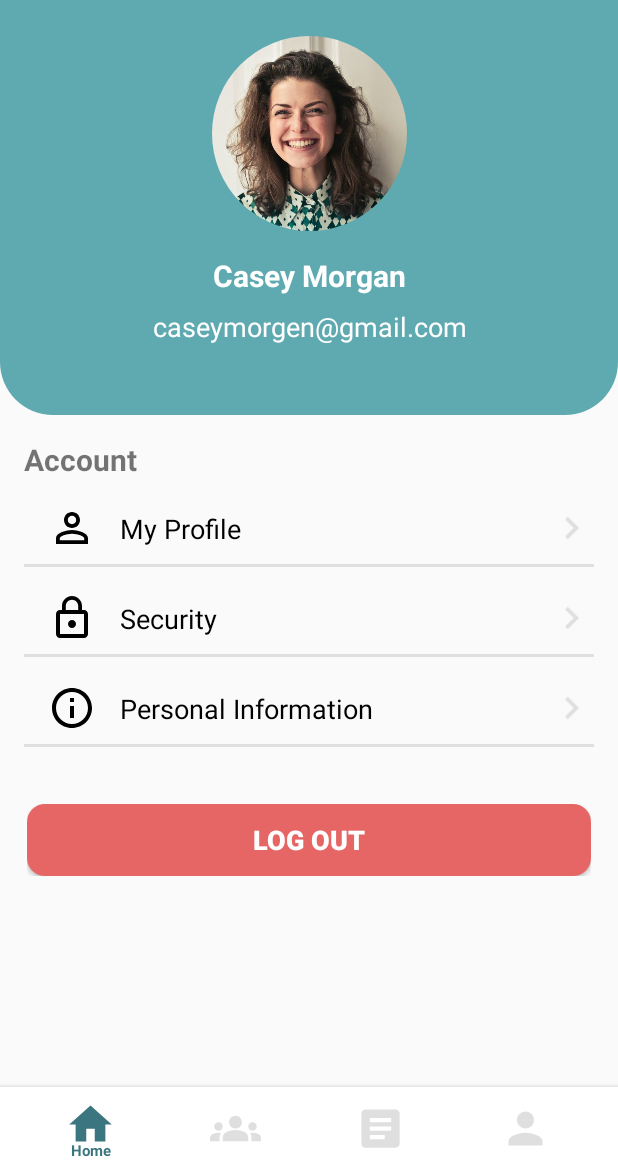
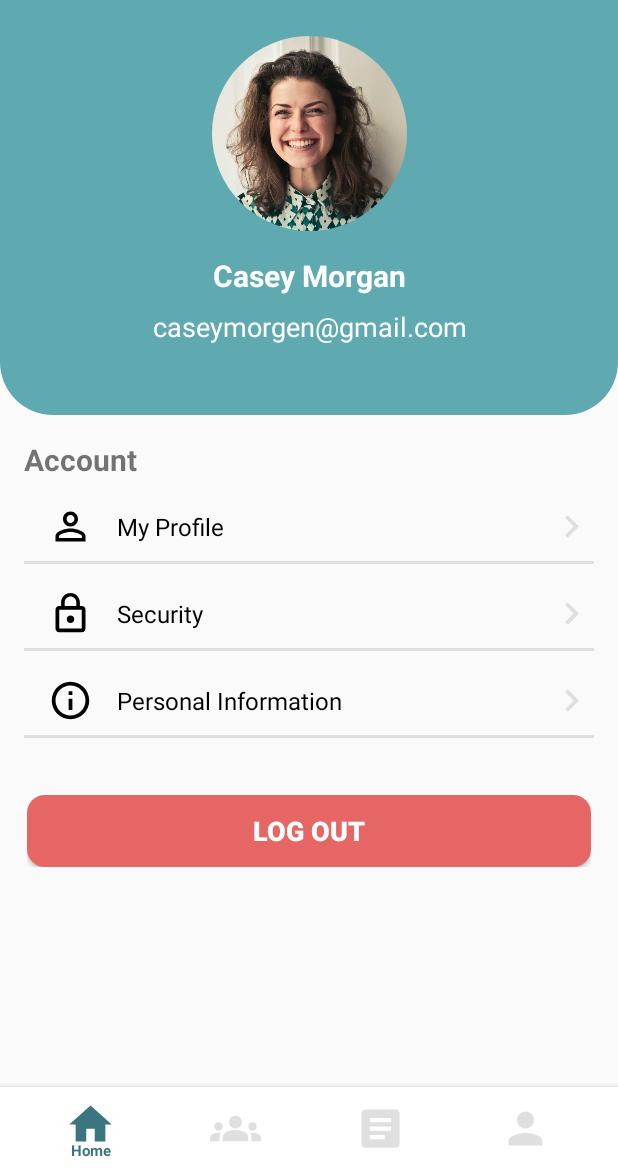
Before and after one commit to rafilahaulia/profile_menu, an Android app: the fragment ProfileFragment placed in its activity, on a phone screen of 412 x 824 dp, the part 65-1236 px from its top. Run offline under Robolectric (Android 15) with nearby library versions, the phone set to English and light mode, and no system bars; our stand-ins replace CircleImageView.

Commit message:
profile det

```diff
--- a/app/src/main/java/com/capstone/crealthapp/MainActivity.kt
+++ b/app/src/main/java/com/capstone/crealthapp/MainActivity.kt
@@ -6,6 +6,7 @@ import androidx.appcompat.app.AppCompatActivity
 import androidx.core.view.ViewCompat
 import androidx.core.view.WindowInsetsCompat
 import androidx.fragment.app.Fragment
+import androidx.fragment.app.FragmentTransaction
 import com.capstone.crealthapp.databinding.ActivityMainBinding
 import com.google.android.material.bottomnavigation.BottomNavigationView
 
@@ -36,11 +37,21 @@ class MainActivity : AppCompatActivity() {
                 R.id.bottom_profile -> {
                     replaceFragment(ProfileFragment())
                     true
+
                 }
                 else -> false
             }
         }
-        replaceFragment(HomeFragment())
+
+
+        if (savedInstanceState == null) {
+            val fragment = ProfileFragment()
+            val transaction: FragmentTransaction = supportFragmentManager.beginTransaction()
+            transaction.replace(R.id.frame_container, fragment)
+            transaction.commit()
+
+            replaceFragment(HomeFragment())
+        }
     }
 
     private fun replaceFragment(fragment: Fragment){
--- a/app/src/main/java/com/capstone/crealthapp/ProfileFragment.kt
+++ b/app/src/main/java/com/capstone/crealthapp/ProfileFragment.kt
@@ -1,15 +1,16 @@
 package com.capstone.crealthapp
 
+import android.content.Intent
 import android.os.Bundle
 import androidx.fragment.app.Fragment
 import android.view.LayoutInflater
 import android.view.View
 import android.view.ViewGroup
+import androidx.constraintlayout.widget.ConstraintLayout
 
 class ProfileFragment : Fragment() {
 
     override fun onCreateView(
-
         inflater: LayoutInflater, container: ViewGroup?,
         savedInstanceState: Bundle?
     ): View? {
@@ -17,5 +18,15 @@ class ProfileFragment : Fragment() {
         return inflater.inflate(R.layout.fragment_profile, container, false)
     }
 
+    override fun onViewCreated(view: View, savedInstanceState: Bundle?) {
+        super.onViewCreated(view, savedInstanceState)
 
+        // Find the button by its id
+        val myProfileButton = view.findViewById<ConstraintLayout>(R.id.myProfile)
+
+        // Set click listener for myProfile button
+        myProfileButton.setOnClickListener {
+            startActivity(Intent(activity, MyProfileActivity::class.java))
+        }
+    }
 }
--- /dev/null
+++ b/app/src/main/res/drawable/ic_back_white.xml
@@ -0,0 +1,5 @@
+<vector xmlns:android="http://schemas.android.com/apk/res/android" android:autoMirrored="true" android:height="24dp" android:tint="#FFFFFF" android:viewportHeight="24" android:viewportWidth="24" android:width="24dp">
+
+    <path android:fillColor="@android:color/white" android:pathData="M20,11H7.83l5.59,-5.59L12,4l-8,8 8,8 1.41,-1.41L7.83,13H20v-2z"/>
+
+</vector>
--- /dev/null
+++ b/app/src/main/res/drawable/ic_calendar.xml
@@ -0,0 +1,5 @@
+<vector xmlns:android="http://schemas.android.com/apk/res/android" android:height="24dp" android:tint="#FFFFFF" android:viewportHeight="24" android:viewportWidth="24" android:width="24dp">
+
+    <path android:fillColor="@android:color/white" android:pathData="M20,3h-1L19,1h-2v2L7,3L7,1L5,1v2L4,3c-1.1,0 -2,0.9 -2,2v16c0,1.1 0.9,2 2,2h16c1.1,0 2,-0.9 2,-2L22,5c0,-1.1 -0.9,-2 -2,-2zM20,21L4,21L4,8h16v13z"/>
+
+</vector>
--- a/app/src/main/res/layout/fragment_profile.xml
+++ b/app/src/main/res/layout/fragment_profile.xml
@@ -89,6 +89,7 @@
                     android:textStyle="bold" />
 
                 <androidx.constraintlayout.widget.ConstraintLayout
+                    android:id="@+id/myProfile"
                     android:layout_width="match_parent"
                     android:layout_height="match_parent"
                     android:layout_marginStart="16dp"
@@ -97,8 +98,8 @@
 
                     <ImageView
                         android:id="@+id/imageView"
-                        android:layout_width="32dp"
-                        android:layout_height="32dp"
+                        android:layout_width="30dp"
+                        android:layout_height="30dp"
                         android:src="@drawable/ic_profile_border"
                         app:layout_constraintBottom_toBottomOf="parent"
                         app:layout_constraintStart_toStartOf="parent"
@@ -111,7 +112,7 @@
                         android:layout_marginStart="16dp"
                         android:text="My Profile"
                         android:textColor="@color/black"
-                        android:textSize="18sp"
+                        android:textSize="16sp"
                         app:layout_constraintBottom_toBottomOf="parent"
                         app:layout_constraintStart_toEndOf="@+id/imageView"
                         app:layout_constraintTop_toTopOf="parent" />
@@ -143,8 +144,8 @@
 
                     <ImageView
                         android:id="@+id/imageView4"
-                        android:layout_width="32dp"
-                        android:layout_height="32dp"
+                        android:layout_width="30dp"
+                        android:layout_height="30dp"
                         android:src="@drawable/ic_lock"
                         app:layout_constraintBottom_toBottomOf="parent"
                         app:layout_constraintStart_toStartOf="parent"
@@ -157,7 +158,7 @@
                         android:layout_marginStart="16dp"
                         android:text="Security"
                         android:textColor="@color/black"
-                        android:textSize="18sp"
+                        android:textSize="16sp"
                         app:layout_constraintBottom_toBottomOf="parent"
                         app:layout_constraintStart_toEndOf="@+id/imageView4"
                         app:layout_constraintTop_toTopOf="parent" />
@@ -189,8 +190,8 @@
 
                     <ImageView
                         android:id="@+id/imageView6"
-                        android:layout_width="32dp"
-                        android:layout_height="32dp"
+                        android:layout_width="30dp"
+                        android:layout_height="30dp"
                         android:src="@drawable/ic_information"
                         app:layout_constraintBottom_toBottomOf="parent"
                         app:layout_constraintStart_toStartOf="parent"
@@ -203,7 +204,7 @@
                         android:layout_marginStart="16dp"
                         android:text="Personal Information"
                         android:textColor="@color/black"
-                        android:textSize="18sp"
+                        android:textSize="16sp"
                         app:layout_constraintBottom_toBottomOf="parent"
                         app:layout_constraintStart_toEndOf="@+id/imageView6"
                         app:layout_constraintTop_toTopOf="parent" />
--- a/app/src/main/res/values/themes.xml
+++ b/app/src/main/res/values/themes.xml
@@ -5,7 +5,11 @@
         <item name="android:statusBarColor">@color/blue_400</item>
     </style>
 
-    <style name="Theme.CrealthApp" parent="Base.Theme.CrealthApp" />
+    <style name="MyProfile" parent="Theme.MaterialComponents.Light">
+        <item name="colorPrimary">@color/blue_400</item>
+        <item name="android:statusBarColor">@color/blue_400</item>
+        <item name="android:textColorPrimary">@color/white</item>
+    </style>
 
     <style name="SplashScreenTheme" parent="Theme.Material3.DayNight.NoActionBar" />
 
```
Also changed, not shown: app/src/main/AndroidManifest.xml (+6 -2 lines), app/src/main/java/com/capstone/crealthapp/MyProfileActivity.kt (added, +22 -0 lines), app/src/main/res/drawable/custom_input.xml (added, +18 -0 lines), app/src/main/res/layout/activity_my_profile.xml (added, +92 -0 lines).
